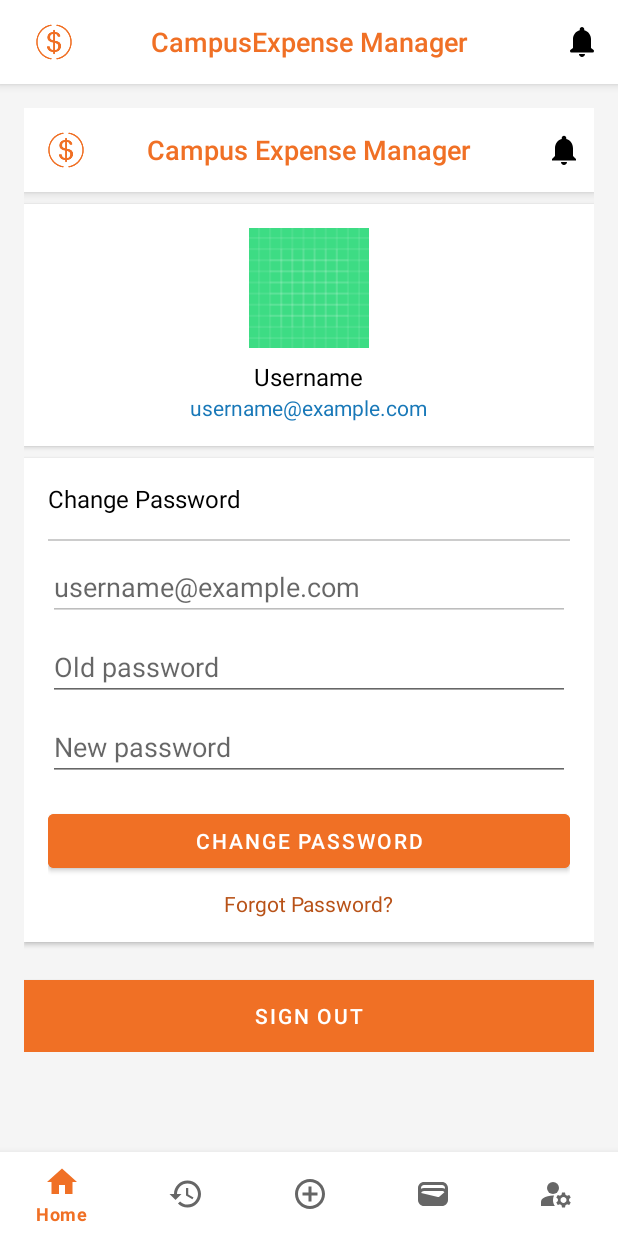
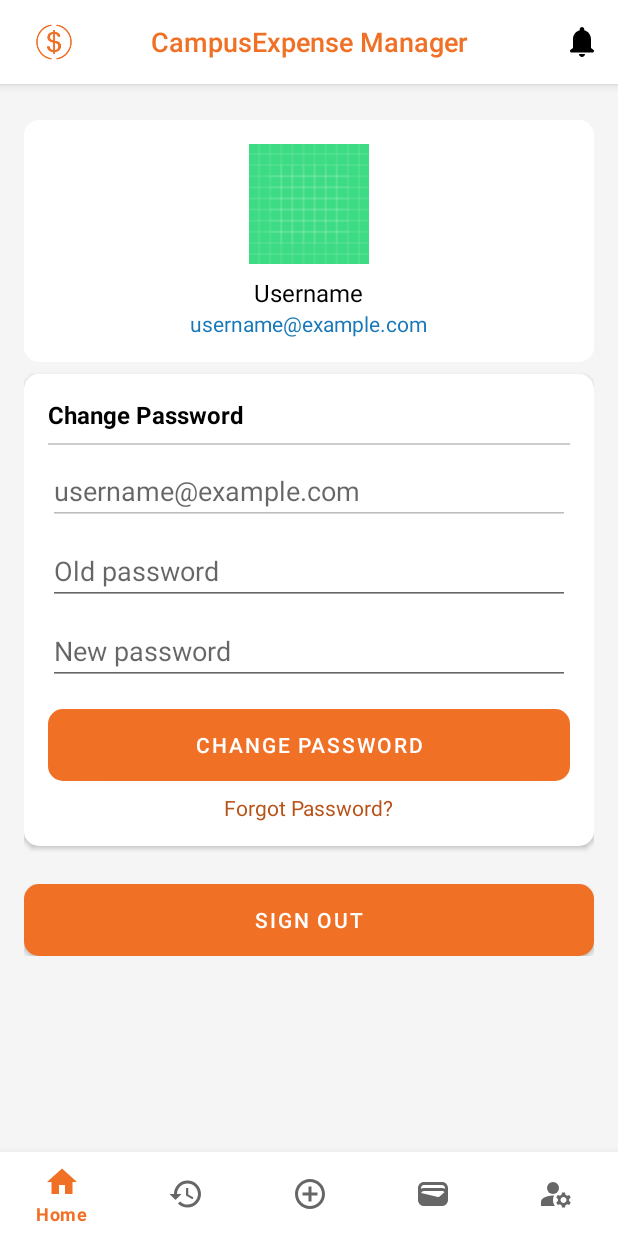
Before and after one commit to kypltIT/CampusExpenseManager, an Android app: the fragment AccountFragment placed in its activity, on a phone screen of 412 x 824 dp. Run offline under Robolectric (Android 15) with nearby library versions, the phone set to English and light mode, and no system bars.

Commit message:
fix UI fragment_account.xml

```diff
--- a/app/src/main/res/layout/fragment_account.xml
+++ b/app/src/main/res/layout/fragment_account.xml
@@ -11,51 +11,13 @@
         android:padding="16dp">
 
         <!-- Header Section -->
-        <RelativeLayout
-            android:layout_width="match_parent"
-            android:layout_height="wrap_content"
-            android:paddingBottom="16dp"
-            android:background="@color/white"
-            android:elevation="4dp">
-
-            <!-- Logo Image on the Left -->
-            <ImageView
-                android:id="@+id/logoImage"
-                android:layout_width="40dp"
-                android:layout_height="40dp"
-                android:layout_alignParentStart="true"
-                android:layout_marginStart="8dp"
-                android:layout_centerVertical="true"
-                android:src="@drawable/campusexpense__2_" />
-
-            <!-- Title Centered -->
-            <TextView
-                android:id="@+id/appTitle"
-                android:layout_width="wrap_content"
-                android:layout_height="wrap_content"
-                android:layout_centerInParent="true"
-                android:text="Campus Expense Manager"
-                android:textSize="18sp"
-                android:textColor="@color/orange_500"
-                android:fontFamily="sans-serif-medium" />
-
-            <!-- Notification Icon on the Right, Centered Vertically -->
-            <ImageView
-                android:id="@+id/notificationIcon"
-                android:layout_width="24dp"
-                android:layout_height="24dp"
-                android:layout_alignParentEnd="true"
-                android:layout_marginEnd="8dp"
-                android:layout_centerVertical="true"
-                android:src="@drawable/ic_notification" />
-        </RelativeLayout>
 
         <!-- User Information Section -->
         <LinearLayout
             android:layout_width="match_parent"
             android:layout_height="wrap_content"
             android:orientation="vertical"
-            android:background="@color/white"
+            android:background="@drawable/rounded_background"
             android:padding="16dp"
             android:layout_marginTop="8dp"
             android:elevation="2dp">
@@ -92,7 +54,7 @@
             android:layout_width="match_parent"
             android:layout_height="wrap_content"
             android:orientation="vertical"
-            android:background="@color/white"
+            android:background="@drawable/rounded_background"
             android:padding="16dp"
             android:layout_marginTop="8dp"
             android:elevation="2dp">
@@ -100,10 +62,11 @@
             <TextView
                 android:layout_width="wrap_content"
                 android:layout_height="wrap_content"
+                android:layout_marginBottom="0dp"
                 android:text="Change Password"
+                android:textColor="@color/black"
                 android:textSize="16sp"
-                android:textColor="@color/black"
-                android:layout_marginBottom="8dp" />
+                android:textStyle="bold" />
 
             <!-- Divider Line -->
             <View
@@ -144,7 +107,9 @@
                 android:text="Change Password"
                 android:textColor="@color/white"
                 android:backgroundTint="@color/orange_500"
-                android:layout_marginTop="16dp" />
+                android:layout_marginTop="16dp"
+                android:background="@drawable/rounded_background"
+                />
 
             <TextView
                 android:id="@+id/forgotPasswordText"
@@ -171,7 +136,7 @@
             android:layout_width="match_parent"
             android:layout_height="wrap_content"
             android:layout_marginTop="8dp"
-            android:background="@color/orange_500"
+            android:background="@drawable/rounded_background"
             android:elevation="2dp"
             android:text="Sign Out"
             android:textColor="@color/white" />
```
